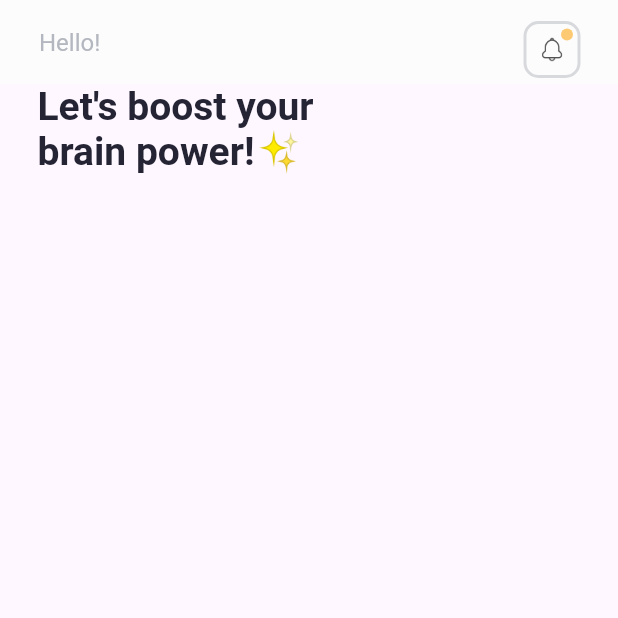
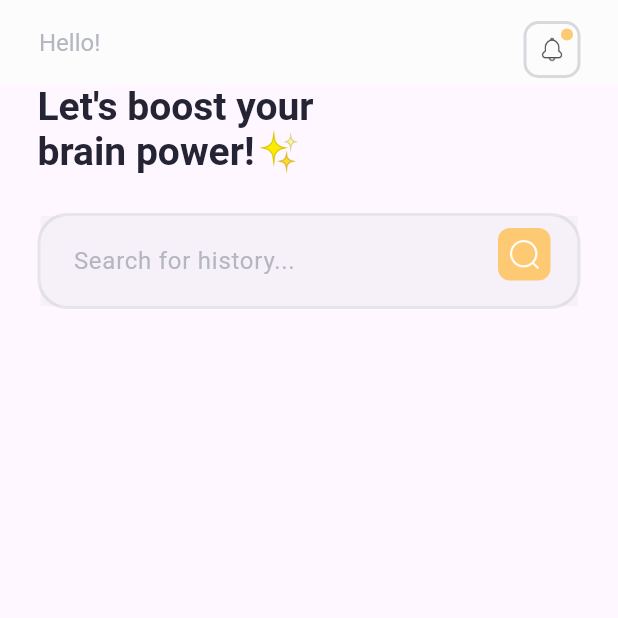
Before and after one commit to pliniogim/app1_course, a Flutter app: the screen it shows after launch, on a phone screen of 412 x 824 dp, the top half of it. Run offline on Flutter 3.47's test engine with Material 3 defaults, Android fonts, the phone set to English and light mode, and no system bars.

Commit message:
Initial+1

```diff
--- a/lib/screens/home/home.dart
+++ b/lib/screens/home/home.dart
@@ -1,5 +1,6 @@
 import 'package:app1_course/constants/colors.dart';
 import 'package:app1_course/screens/home/widget/emoji_text.dart';
+import 'package:app1_course/screens/home/widget/search_input.dart';
 import 'package:flutter/material.dart';
 
 class HomePage extends StatelessWidget {
@@ -13,7 +14,10 @@ class HomePage extends StatelessWidget {
             child: Column(
           crossAxisAlignment: CrossAxisAlignment.start,
           mainAxisSize: MainAxisSize.min,
-          children: [EmojiText()],
+          children: [
+            EmojiText(),
+            SearchInput(),
+          ],
         )));
   }
 
--- /dev/null
+++ b/lib/screens/home/widget/search_input.dart
@@ -0,0 +1,51 @@
+import 'package:app1_course/constants/colors.dart';
+import 'package:flutter/material.dart';
+
+class SearchInput extends StatelessWidget {
+  const SearchInput({super.key});
+
+  @override
+  Widget build(BuildContext context) {
+    return Container(
+      child: Stack(
+        children: [
+          Container(
+            margin: EdgeInsets.all(25),
+            decoration: BoxDecoration(
+              border: Border.all(
+                color: kFontLight.withOpacity(0.3),
+                width: 2,
+              ),
+              borderRadius: BorderRadius.circular(20),
+            ),
+            child: TextField(
+              cursorColor: kFontLight,
+              decoration: InputDecoration(
+                fillColor: kFontLight.withOpacity(0.1),
+                filled: true,
+                contentPadding: const EdgeInsets.all(18),
+                border: InputBorder.none,
+                hintText: 'Search for history...',
+                hintStyle: const TextStyle(color: kFontLight),
+              ),
+            ),
+          ),
+          Positioned(
+            right: 45,
+            top: 35,
+            child: Container(
+              height: 35,
+              width: 35,
+              padding: const EdgeInsets.all(8),
+              decoration: BoxDecoration(
+                color: kAccent,
+                borderRadius: BorderRadius.circular(8),
+              ),
+              child: Image.asset('assets/icons/search.png'),
+            ),
+          ),
+        ],
+      ),
+    );
+  }
+}
```
